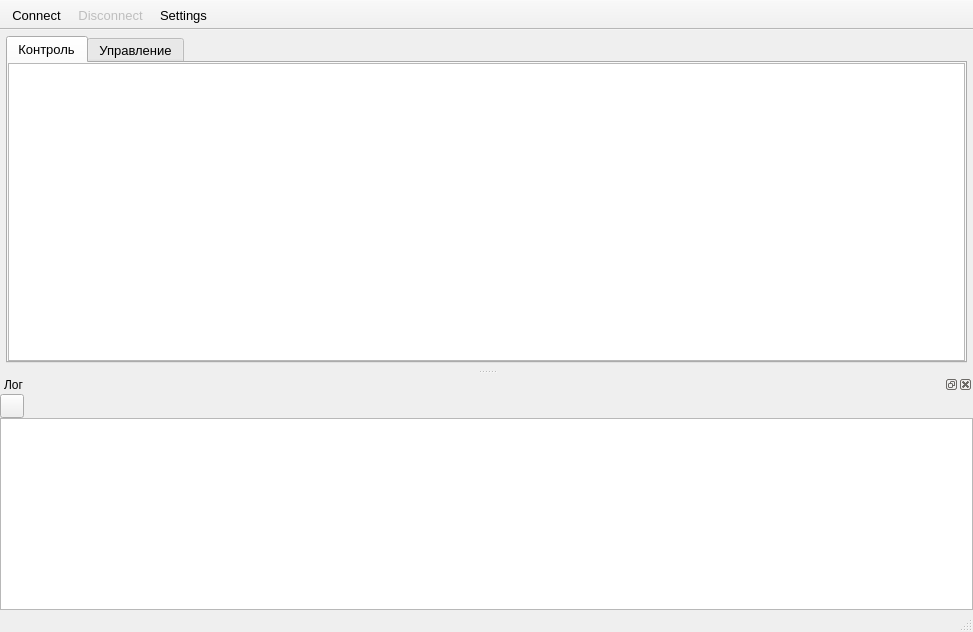
Before: the Qt Designer form mainwindow.ui in MicroKoder/QIEC104, drawn with Qt 5.
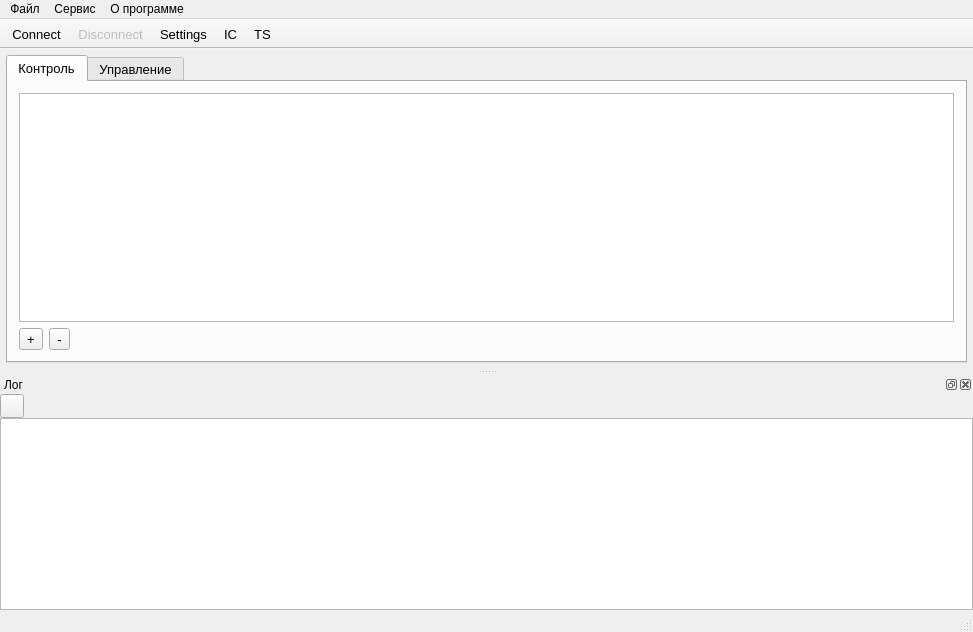
After: the same form once the commit is applied. The open tabs and pages were chosen to show the change. Icons and pictures are not drawn.

What changed in the file:
```diff
--- a/mainwindow.ui
+++ b/mainwindow.ui
@@ -62,22 +62,7 @@
        <attribute name="title">
         <string>Контроль</string>
        </attribute>
-       <layout class="QHBoxLayout" name="horizontalLayout">
-        <property name="spacing">
-         <number>0</number>
-        </property>
-        <property name="leftMargin">
-         <number>0</number>
-        </property>
-        <property name="topMargin">
-         <number>0</number>
-        </property>
-        <property name="rightMargin">
-         <number>0</number>
-        </property>
-        <property name="bottomMargin">
-         <number>0</number>
-        </property>
+       <layout class="QVBoxLayout" name="verticalLayout_4">
         <item>
          <widget class="QTableView" name="MTable">
           <property name="enabled">
@@ -86,8 +71,48 @@
           <property name="styleSheet">
            <string notr="true"/>
           </property>
+          <property name="sizeAdjustPolicy">
+           <enum>QAbstractScrollArea::AdjustToContents</enum>
+          </property>
+          <property name="sortingEnabled">
+           <bool>true</bool>
+          </property>
+          <property name="wordWrap">
+           <bool>false</bool>
+          </property>
          </widget>
         </item>
+        <item>
+         <layout class="QHBoxLayout" name="horizontalLayout">
+          <item>
+           <widget class="QToolButton" name="MTool_add">
+            <property name="text">
+             <string>+</string>
+            </property>
+           </widget>
+          </item>
+          <item>
+           <widget class="QToolButton" name="MTool_remove">
+            <property name="text">
+             <string>-</string>
+            </property>
+           </widget>
+          </item>
+          <item>
+           <spacer name="horizontalSpacer_2">
+            <property name="orientation">
+             <enum>Qt::Horizontal</enum>
+            </property>
+            <property name="sizeHint" stdset="0">
+             <size>
+              <width>40</width>
+              <height>20</height>
+             </size>
+            </property>
+           </spacer>
+          </item>
+         </layout>
+        </item>
        </layout>
       </widget>
       <widget class="QWidget" name="tabControl">
@@ -128,6 +153,28 @@
      <height>20</height>
     </rect>
    </property>
+   <widget class="QMenu" name="menu_file">
+    <property name="title">
+     <string>Файл</string>
+    </property>
+    <addaction name="action"/>
+    <addaction name="action_2"/>
+   </widget>
+   <widget class="QMenu" name="menu_about">
+    <property name="title">
+     <string>О программе</string>
+    </property>
+   </widget>
+   <widget class="QMenu" name="menu">
+    <property name="title">
+     <string>Сервис</string>
+    </property>
+    <addaction name="action_settings"/>
+    <addaction name="action_params"/>
+   </widget>
+   <addaction name="menu_file"/>
+   <addaction name="menu"/>
+   <addaction name="menu_about"/>
   </widget>
   <widget class="QToolBar" name="mainToolBar">
    <property name="font">
@@ -159,6 +206,8 @@
    <addaction name="actionConnect"/>
    <addaction name="actionDisconnect"/>
    <addaction name="actionSettings"/>
+   <addaction name="Interrogation"/>
+   <addaction name="actionTS"/>
   </widget>
   <widget class="QStatusBar" name="statusBar"/>
   <widget class="QDockWidget" name="dockWidget">
@@ -289,6 +338,39 @@
     <string>Настройки</string>
    </property>
   </action>
+  <action name="action">
+   <property name="text">
+    <string>Сохранить базу</string>
+   </property>
+  </action>
+  <action name="action_2">
+   <property name="text">
+    <string>Загрузить базу</string>
+   </property>
+  </action>
+  <action name="action_settings">
+   <property name="text">
+    <string>Настройки подключения</string>
+   </property>
+  </action>
+  <action name="action_params">
+   <property name="text">
+    <string>Параметры</string>
+   </property>
+  </action>
+  <action name="Interrogation">
+   <property name="text">
+    <string>IC</string>
+   </property>
+  </action>
+  <action name="actionTS">
+   <property name="text">
+    <string>TS</string>
+   </property>
+   <property name="toolTip">
+    <string>Синхронизация времени</string>
+   </property>
+  </action>
  </widget>
  <layoutdefault spacing="6" margin="11"/>
  <resources>
```
Left out of the diff: 37 changed lines with no effect on the pictures.
